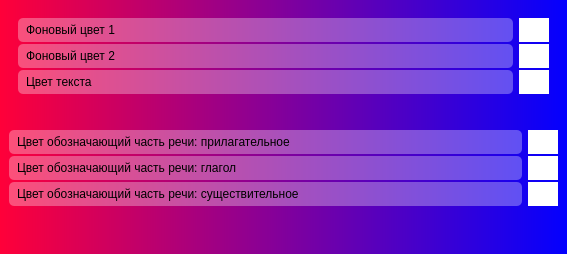
Qt form res/uis/view_settings.ui (yasperrus/LearnEnglishSubtitles) before a commit.
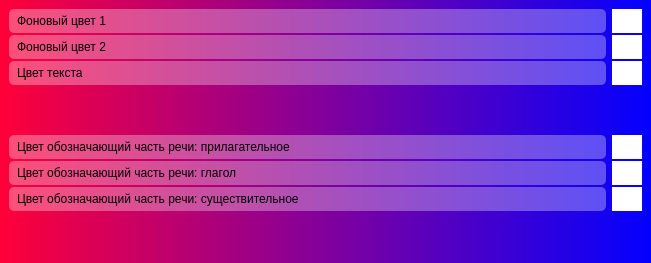
The same form after that commit.

The edit to the form file:
```diff
--- a/res/uis/view_settings.ui
+++ b/res/uis/view_settings.ui
@@ -6,8 +6,8 @@
    <rect>
     <x>0</x>
     <y>0</y>
-    <width>567</width>
-    <height>254</height>
+    <width>651</width>
+    <height>263</height>
    </rect>
   </property>
   <property name="windowTitle">
@@ -46,6 +46,18 @@
          <property name="spacing">
           <number>2</number>
          </property>
+         <property name="leftMargin">
+          <number>0</number>
+         </property>
+         <property name="topMargin">
+          <number>0</number>
+         </property>
+         <property name="rightMargin">
+          <number>0</number>
+         </property>
+         <property name="bottomMargin">
+          <number>0</number>
+         </property>
          <item>
           <widget class="QWidget" name="widget_4" native="true">
            <layout class="QHBoxLayout" name="horizontalLayout_6">
@@ -97,8 +109,10 @@
                </size>
               </property>
               <property name="styleSheet">
-               <string notr="true">border-radius: 13px;
-background-color: rgb(255, 255, 255);</string>
+               <string notr="true">QPushButton	{
+border-radius: 13px;
+background-color: rgba(255, 255, 255, 255);
+}</string>
               </property>
               <property name="text">
                <string/>
@@ -159,8 +173,10 @@
                </size>
               </property>
               <property name="styleSheet">
-               <string notr="true">border-radius: 13px;
-background-color: rgb(255, 255, 255);</string>
+               <string notr="true">QPushButton	{
+border-radius: 13px;
+background-color: rgba(255, 255, 255, 255);
+}</string>
               </property>
               <property name="text">
                <string/>
@@ -218,8 +234,10 @@
                </size>
               </property>
               <property name="styleSheet">
-               <string notr="true">border-radius: 13px;
-background-color: rgb(255, 255, 255);</string>
+               <string notr="true">QPushButton	{
+border-radius: 13px;
+background-color: rgba(255, 255, 255, 255);
+}</string>
               </property>
               <property name="text">
                <string/>
@@ -298,8 +316,11 @@
                </size>
               </property>
               <property name="styleSheet">
-               <string notr="true">border-radius: 13px;
-background-color: rgb(255, 255, 255);</string>
+               <string notr="true">QPushButton	{
+border-radius: 13px;
+background-color: rgba(255, 255, 255, 255);
+padding: 0px; margin: 0px; 
+}</string>
               </property>
               <property name="text">
                <string/>
@@ -357,8 +378,11 @@
                </size>
               </property>
               <property name="styleSheet">
-               <string notr="true">border-radius: 13px;
-background-color: rgb(255, 255, 255);</string>
+               <string notr="true">QPushButton	{
+border-radius: 13px;
+background-color: rgba(255, 255, 255, 255);
+padding: 0px; margin: 0px; 
+}</string>
               </property>
               <property name="text">
                <string/>
@@ -416,8 +440,11 @@
                </size>
               </property>
               <property name="styleSheet">
-               <string notr="true">border-radius: 13px;
-background-color: rgb(255, 255, 255);</string>
+               <string notr="true">QPushButton	{
+border-radius: 13px;
+background-color: rgba(255, 255, 255, 255);
+padding: 0px; margin: 0px; 
+}</string>
               </property>
               <property name="text">
                <string/>
```
